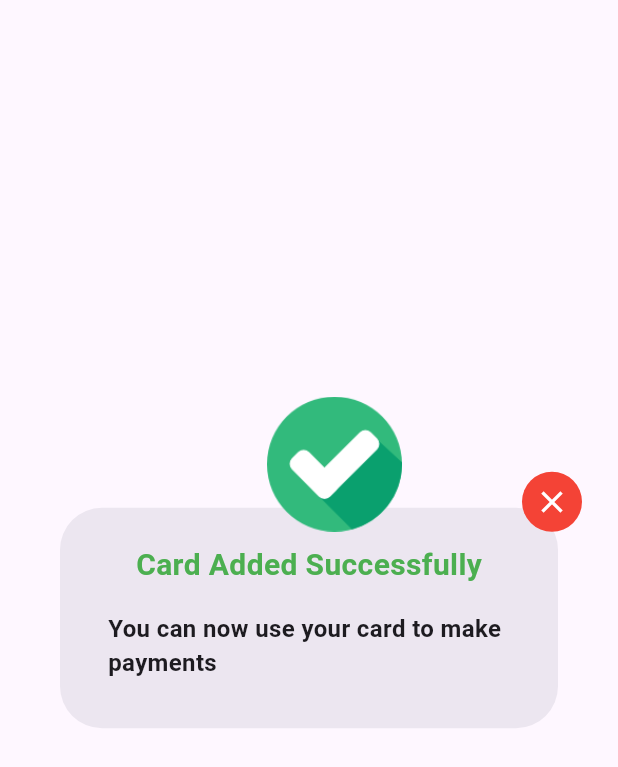
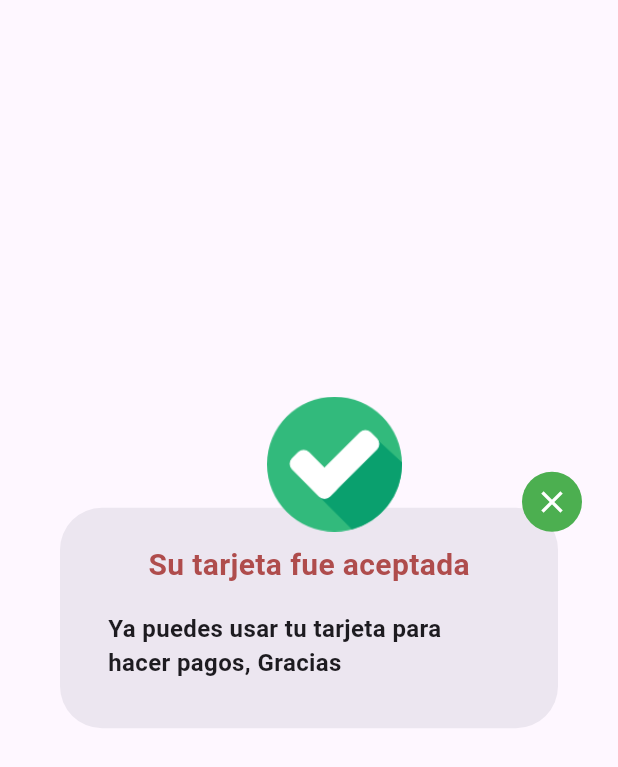
Before and after one commit to jesusjuradogarcia/creditcardview, a Flutter app: the CardAlertDialog widget shown alone on an empty page, opened directly, on a phone screen of 412 x 824 dp. Shown: the top 767 px of the screen. Run offline on Flutter 3.47's test engine with Material 2 defaults, Android fonts, the phone set to English and light mode, and no system bars; our stand-ins replace flip_card; missing offline and left inert: patterns_canvas.

Commit message:
tarjeta credito

```diff
--- a/lib/components/card_alert_dialog.dart
+++ b/lib/components/card_alert_dialog.dart
@@ -28,7 +28,7 @@ class CardAlertDialog extends StatelessWidget {
               Navigator.of(context).pop();
             },
             child: const CircleAvatar(
-              backgroundColor: Colors.red,
+              backgroundColor: Colors.green,
               child: Icon(Icons.close, color: Colors.white),
             ),
           ),
@@ -39,18 +39,18 @@ class CardAlertDialog extends StatelessWidget {
             Padding(
               padding: EdgeInsets.all(8.0),
               child: Text(
-                'Card Added Successfully',
+                'Su tarjeta fue aceptada',
                 style: TextStyle(
                   fontSize: 20,
                   fontWeight: FontWeight.bold,
-                  color: Colors.green,
+                  color: Color(0xffaf4c4c),
                 ),
               ),
             ),
             Padding(
               padding: EdgeInsets.all(8.0),
               child: Text(
-                'You can now use your card to make payments',
+                'Ya puedes usar tu tarjeta para hacer pagos, Gracias',
                 style: TextStyle(fontSize: 16, fontWeight: FontWeight.w600),
               ),
             ),
--- a/lib/components/master_card.dart
+++ b/lib/components/master_card.dart
@@ -23,7 +23,7 @@ Card buildCreditCard({
             mainAxisAlignment: MainAxisAlignment.spaceBetween,
             children: [
               const Text(
-                'MasterCard',
+                'Banamex',
                 style: TextStyle(
                   color: Colors.white,
                   fontSize: 20,
--- a/lib/constants.dart
+++ b/lib/constants.dart
@@ -1,3 +1,3 @@
 import 'package:flutter/material.dart';
 
-const Color kDarkBlue = Color(0xFF090943);
+const Color kDarkBlue = Color(0xffa42903);
--- a/lib/main.dart
+++ b/lib/main.dart
@@ -14,7 +14,7 @@ class MyApp extends StatelessWidget {
       debugShowCheckedModeBanner: false,
       theme: ThemeData(
         useMaterial3: true,
-        primarySwatch: Colors.blue,
+        primarySwatch: Colors.indigo,
       ),
       home: const HomePage(),
     );
```
